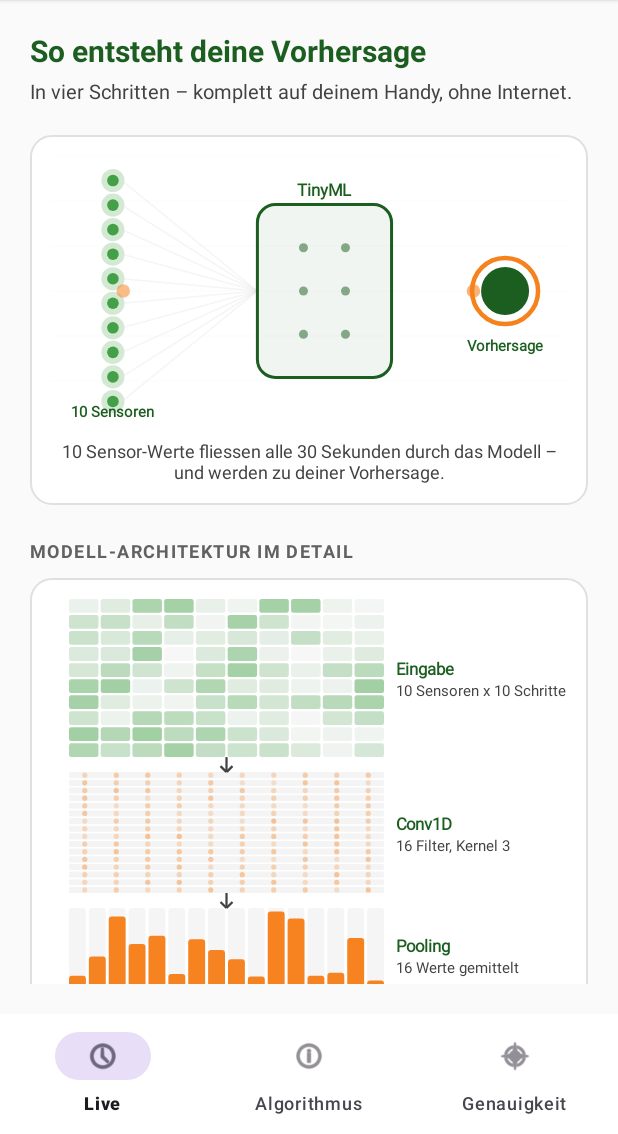
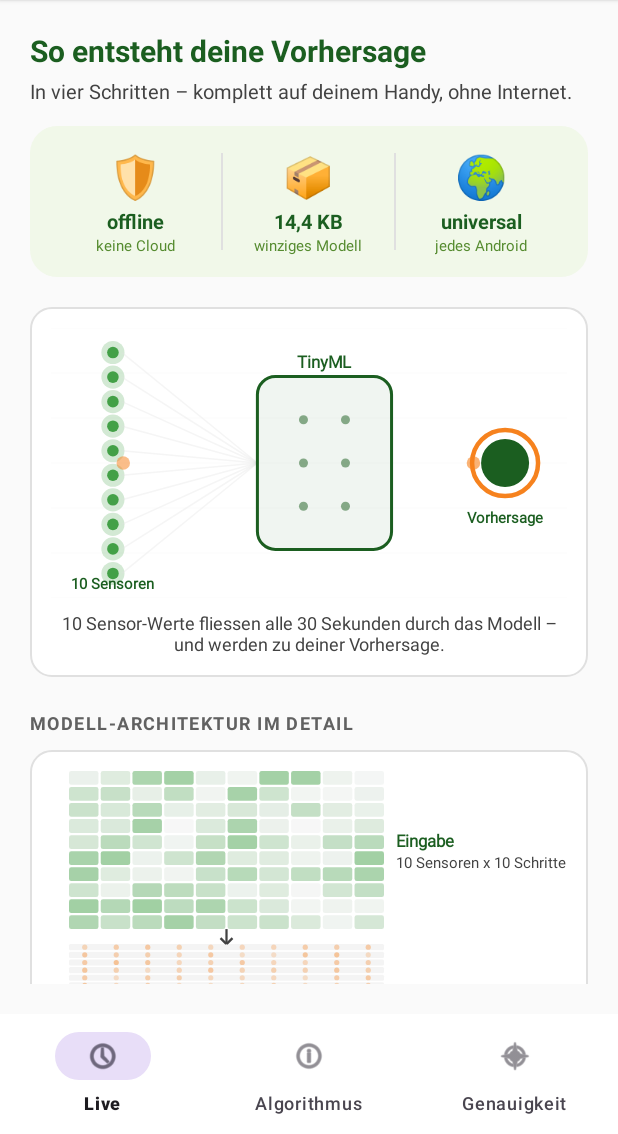
Before and after one commit to Keno-fsdf/HandyUsageRepo, an Android app: the fragment AlgorithmFragment placed in its activity, on a phone screen of 412 x 824 dp, the part 102-1236 px from its top. Run offline under Robolectric (Android 15) with nearby library versions, the phone set to English and light mode, and no system bars.

Commit message:
Move USP-pills to top of Algorithmus-Tab for better visibility
The "Was es besonders macht" block was at the very bottom of the
Algorithmus-Tab and easy to miss. Now placed prominently right
below the header as a compact 3-pill row (offline, 14,4 KB,
universal) with the brand-accent background, visible immediately
on tab open.

- fragment_algorithm.xml: USP-pills as horizontal Row at top with
  icon + headline + sublabel per pill, separated by dividers;
  bottom USP-block removed (was duplicate after relocation)
- strings.xml: 6 new compact pill strings
- portfolio/main.tex: updated Algorithmus-Tab description to
  reflect the new prominent position

Co-Authored-By: Claude <noreply@anthropic.com>

```diff
--- a/android/app/src/main/res/layout/fragment_algorithm.xml
+++ b/android/app/src/main/res/layout/fragment_algorithm.xml
@@ -26,6 +26,126 @@
             android:text="@string/alg_subtitle"
             android:textSize="13sp"
             android:textColor="@color/sensor_card_label" />
+
+        <!-- ============================================== -->
+        <!-- USP-Pills (prominent oben, gleich beim Oeffnen) -->
+        <!-- ============================================== -->
+        <LinearLayout
+            android:layout_width="match_parent"
+            android:layout_height="wrap_content"
+            android:layout_marginTop="14dp"
+            android:background="@drawable/bg_prediction"
+            android:orientation="horizontal"
+            android:padding="14dp"
+            android:weightSum="3">
+
+            <!-- Pill 1: offline -->
+            <LinearLayout
+                android:layout_width="0dp"
+                android:layout_height="wrap_content"
+                android:layout_weight="1"
+                android:gravity="center"
+                android:orientation="vertical">
+
+                <TextView
+                    android:layout_width="wrap_content"
+                    android:layout_height="wrap_content"
+                    android:text="🛡"
+                    android:textSize="28sp" />
+
+                <TextView
+                    android:layout_width="wrap_content"
+                    android:layout_height="wrap_content"
+                    android:layout_marginTop="2dp"
+                    android:text="@string/alg_usp_pill_offline_head"
+                    android:textColor="@color/prediction_text"
+                    android:textSize="13sp"
+                    android:textStyle="bold" />
+
+                <TextView
+                    android:layout_width="wrap_content"
+                    android:layout_height="wrap_content"
+                    android:text="@string/alg_usp_pill_offline_sub"
+                    android:textColor="@color/prediction_subtext"
+                    android:textSize="10sp" />
+            </LinearLayout>
+
+            <!-- Trennstrich -->
+            <View
+                android:layout_width="1dp"
+                android:layout_height="match_parent"
+                android:layout_marginVertical="4dp"
+                android:background="@color/card_outline" />
+
+            <!-- Pill 2: 14,4 KB -->
+            <LinearLayout
+                android:layout_width="0dp"
+                android:layout_height="wrap_content"
+                android:layout_weight="1"
+                android:gravity="center"
+                android:orientation="vertical">
+
+                <TextView
+                    android:layout_width="wrap_content"
+                    android:layout_height="wrap_content"
+                    android:text="📦"
+                    android:textSize="28sp" />
+
+                <TextView
+                    android:layout_width="wrap_content"
+                    android:layout_height="wrap_content"
+                    android:layout_marginTop="2dp"
+                    android:text="@string/alg_usp_pill_size_head"
+                    android:textColor="@color/prediction_text"
+                    android:textSize="13sp"
+                    android:textStyle="bold" />
+
+                <TextView
+                    android:layout_width="wrap_content"
+                    android:layout_height="wrap_content"
+                    android:text="@string/alg_usp_pill_size_sub"
+                    android:textColor="@color/prediction_subtext"
+                    android:textSize="10sp" />
+            </LinearLayout>
+
+            <!-- Trennstrich -->
+            <View
+                android:layout_width="1dp"
+                android:layout_height="match_parent"
+                android:layout_marginVertical="4dp"
+                android:background="@color/card_outline" />
+
+            <!-- Pill 3: universal -->
+            <LinearLayout
+                android:layout_width="0dp"
+                android:layout_height="wrap_content"
+                android:layout_weight="1"
+                android:gravity="center"
+                android:orientation="vertical">
+
+                <TextView
+                    android:layout_width="wrap_content"
+                    android:layout_height="wrap_content"
+                    android:text="🌍"
+                    android:textSize="28sp" />
+
+                <TextView
+                    android:layout_width="wrap_content"
+                    android:layout_height="wrap_content"
+                    android:layout_marginTop="2dp"
+                    android:text="@string/alg_usp_pill_universal_head"
+                    android:textColor="@color/prediction_text"
+                    android:textSize="13sp"
+                    android:textStyle="bold" />
+
+                <TextView
+                    android:layout_width="wrap_content"
+                    android:layout_height="wrap_content"
+                    android:text="@string/alg_usp_pill_universal_sub"
+                    android:textColor="@color/prediction_subtext"
+                    android:textSize="10sp" />
+            </LinearLayout>
+        </LinearLayout>
 
         <!-- ============================================== -->
         <!-- HERO 1: Animierte Datenfluss-Visualisierung    -->
@@ -344,101 +464,10 @@
             </LinearLayout>
         </LinearLayout>
 
-        <!-- ============================================== -->
-        <!-- USP-Block am Schluss                            -->
-        <!-- ============================================== -->
-        <TextView
+        <!-- Bottom-Padding fuer Komfort beim Scrollen -->
+        <View
             android:layout_width="match_parent"
-            android:layout_height="wrap_content"
-            android:layout_marginTop="28dp"
-            android:layout_marginBottom="10dp"
-            android:text="@string/alg_usp_title"
-            android:textAllCaps="true"
-            android:textColor="@color/settings_section_label"
-            android:textSize="12sp"
-            android:textStyle="bold"
-            android:letterSpacing="0.08" />
-
-        <LinearLayout
-            android:layout_width="match_parent"
-            android:layout_height="wrap_content"
-            android:layout_marginBottom="24dp"
-            android:background="@drawable/bg_card"
-            android:orientation="vertical"
-            android:padding="16dp">
-
-            <LinearLayout
-                android:layout_width="match_parent"
-                android:layout_height="wrap_content"
-                android:gravity="center_vertical"
-                android:orientation="horizontal">
-                <TextView
-                    android:layout_width="wrap_content"
-                    android:layout_height="wrap_content"
-                    android:text="🛡"
-                    android:textSize="22sp" />
-                <TextView
-                    android:layout_width="0dp"
-                    android:layout_height="wrap_content"
-                    android:layout_marginStart="14dp"
-                    android:layout_weight="1"
-                    android:text="@string/alg_usp_offline"
-                    android:textColor="@color/sensor_card_value"
-                    android:textSize="14sp" />
-            </LinearLayout>
-
-            <View
-                android:layout_width="match_parent"
-                android:layout_height="1dp"
-                android:layout_marginVertical="12dp"
-                android:background="@color/settings_divider" />
-
-            <LinearLayout
-                android:layout_width="match_parent"
-                android:layout_height="wrap_content"
-                android:gravity="center_vertical"
-                android:orientation="horizontal">
-                <TextView
-                    android:layout_width="wrap_content"
-                    android:layout_height="wrap_content"
-                    android:text="📦"
-                    android:textSize="22sp" />
-                <TextView
-                    android:layout_width="0dp"
-                    android:layout_height="wrap_content"
-                    android:layout_marginStart="14dp"
-                    android:layout_weight="1"
-                    android:text="@string/alg_usp_size"
-                    android:textColor="@color/sensor_card_value"
-                    android:textSize="14sp" />
-            </LinearLayout>
-
-            <View
-                android:layout_width="match_parent"
-                android:layout_height="1dp"
-                android:layout_marginVertical="12dp"
-                android:background="@color/settings_divider" />
-
-            <LinearLayout
-                android:layout_width="match_parent"
-                android:layout_height="wrap_content"
-                android:gravity="center_vertical"
-                android:orientation="horizontal">
-                <TextView
-                    android:layout_width="wrap_content"
-                    android:layout_height="wrap_content"
-                    android:text="🌍"
-                    android:textSize="22sp" />
-                <TextView
-                    android:layout_width="0dp"
-                    android:layout_height="wrap_content"
-                    android:layout_marginStart="14dp"
-                    android:layout_weight="1"
-                    android:text="@string/alg_usp_universal"
-                    android:textColor="@color/sensor_card_value"
-                    android:textSize="14sp" />
-            </LinearLayout>
-        </LinearLayout>
+            android:layout_height="24dp" />
 
     </LinearLayout>
 </ScrollView>
--- a/android/app/src/main/res/values/strings.xml
+++ b/android/app/src/main/res/values/strings.xml
@@ -29,6 +29,14 @@
     <string name="alg_steps_section">In vier Schritten erklaert</string>
     <string name="alg_arch_section">Modell-Architektur im Detail</string>
     <string name="alg_arch_caption">So sieht das eigentliche Conv1D-Netz aus. Die Forward-Welle leuchtet von oben nach unten – so berechnet das Modell bei jeder neuen Messung eine Vorhersage.</string>
+
+    <!-- Kompakte USP-Pills (gleich oben sichtbar) -->
+    <string name="alg_usp_pill_offline_head">offline</string>
+    <string name="alg_usp_pill_offline_sub">keine Cloud</string>
+    <string name="alg_usp_pill_size_head">14,4 KB</string>
+    <string name="alg_usp_pill_size_sub">winziges Modell</string>
+    <string name="alg_usp_pill_universal_head">universal</string>
+    <string name="alg_usp_pill_universal_sub">jedes Android</string>
 
     <!-- Onboarding -->
     <string name="onb_slide0_title">Wofur du das brauchst</string>
```
Also changed, not shown: 2 other files.
